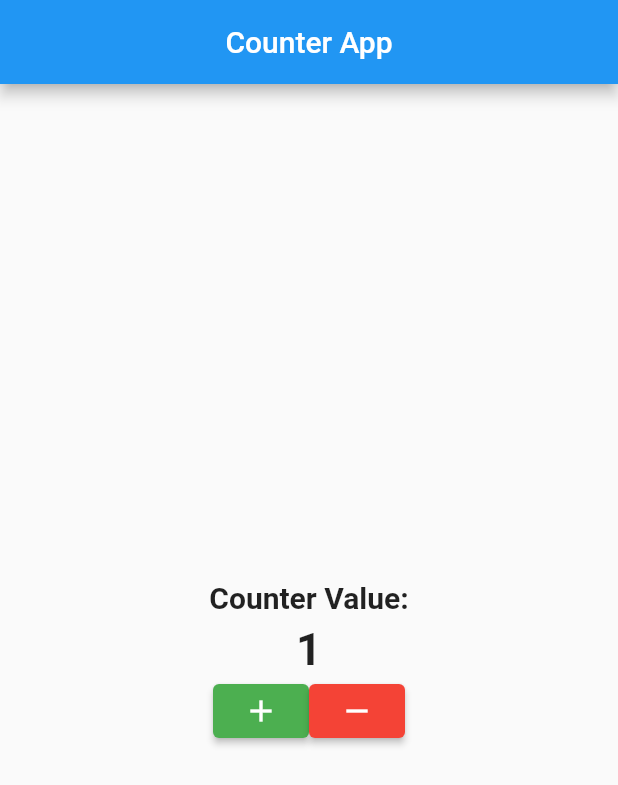
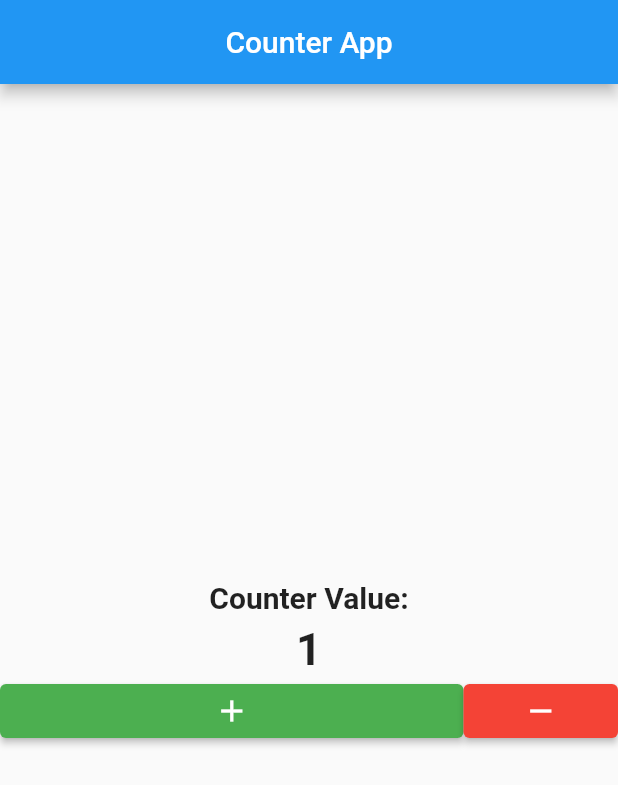
Before and after one commit to syfulsharif/module7livetest, a Flutter app: the screen it shows after launch, after a tap on the "add" icon, on a phone screen of 412 x 824 dp. Shown: the top 785 px of the screen. Run offline on Flutter 3.47's test engine with Material 2 defaults, Android fonts, the phone set to English and light mode, and no system bars.

Commit message:
Expanded Buttons added

```diff
--- a/lib/main.dart
+++ b/lib/main.dart
@@ -56,7 +56,7 @@ class _CounterAppState extends State<CounterApp> {
       Navigator.push(
         context,
         MaterialPageRoute(
-          builder: (context) => SecondPage(),
+          builder: (context) => const SecondPage(),
         ),
       );
     }
@@ -86,8 +86,11 @@ class _CounterAppState extends State<CounterApp> {
           ),
           Row(
             mainAxisAlignment: MainAxisAlignment.center,
+
             children: [
-              ElevatedButton(
+              Expanded(
+              flex: 3,
+                child: ElevatedButton(
                     onPressed: () {
                       setState(() {
                         increment();
@@ -99,7 +102,10 @@ class _CounterAppState extends State<CounterApp> {
                         padding: const EdgeInsets.symmetric(
                             vertical: 5.0, horizontal: 2.0)),
                     child: const Icon(Icons.add)),
-              ElevatedButton(
+              ),
+              Expanded(
+                flex: 1,
+                child: ElevatedButton(
                   onPressed: () {
                     setState(() {
                       decrement();
@@ -109,7 +115,8 @@ class _CounterAppState extends State<CounterApp> {
                   style: ElevatedButton.styleFrom(
                     backgroundColor: Colors.red,
                   ),
-                child: Icon(Icons.remove),
+                  child: const Icon(Icons.remove),
+                ),
               ),
             ],
           )
```
Lines whose indentation alone changed are shown as unchanged.
